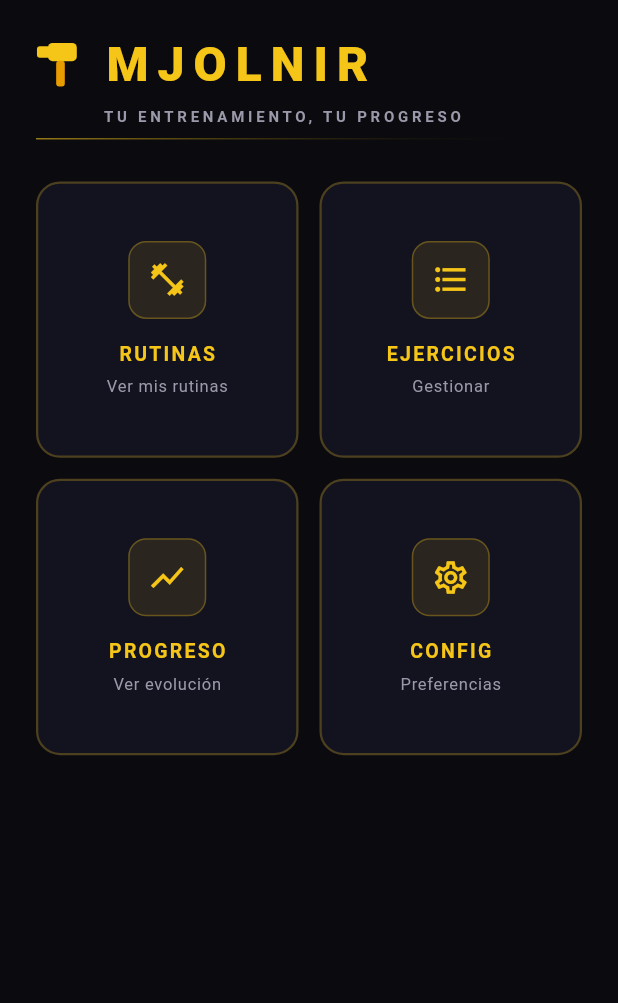
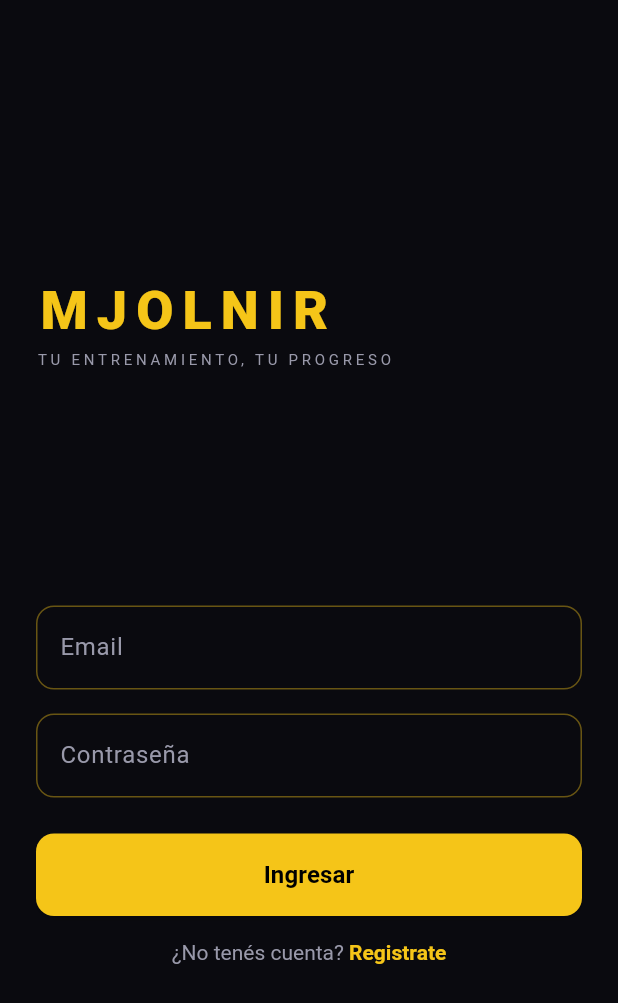
Before and after one commit to romandavolio/mjolnir, a Flutter app: the screen it shows after launch, on a phone screen of 412 x 824 dp. Shown: the top 1003 px of the screen. Run offline on Flutter 3.47's test engine with Material 3 defaults, Android fonts, the light colour scheme and no system bars; our stand-ins replace cloud_firestore, firebase_auth, firebase_core, fl_chart, shared_preferences; accounts and stored records are empty.

Commit message:
feat: autenticación con Firebase, login y registro con rol trainer/alumno

```diff
--- a/lib/main.dart
+++ b/lib/main.dart
@@ -1,7 +1,11 @@
+import 'package:firebase_core/firebase_core.dart';
 import 'package:flutter/material.dart';
-import 'package:mjolnir/screens/welcome_screen.dart';
+import 'package:mjolnir/firebase_options.dart';
+import 'package:mjolnir/screens/auth/login_screen.dart';
 
-void main() {
+void main() async {
+  WidgetsFlutterBinding.ensureInitialized();
+  await Firebase.initializeApp(options: DefaultFirebaseOptions.currentPlatform);
   runApp(const MainApp());
 }
 
@@ -11,9 +15,8 @@ class MainApp extends StatelessWidget {
   @override
   Widget build(BuildContext context) {
     return MaterialApp(
-      home: Scaffold(
-        body: WelcomeScreen()
-      ),
+      debugShowCheckedModeBanner: false,
+      home: const LoginScreen(),
     );
   }
 }
--- /dev/null
+++ b/lib/models/user_profile.dart
@@ -0,0 +1,35 @@
+class UserProfile {
+  final String uid;
+  final String name;
+  final String email;
+  final String role;
+  final String photoUrl;
+
+  UserProfile({
+    required this.uid,
+    required this.name,
+    required this.email,
+    required this.role,
+    this.photoUrl = '',
+  });
+
+  Map<String, dynamic> toJson() {
+    return {
+      'uid': uid,
+      'name': name,
+      'email': email,
+      'role': role,
+      'photoUrl': photoUrl,
+    };
+  }
+
+  factory UserProfile.fromJson(Map<String, dynamic> json) {
+    return UserProfile(
+      uid: json['uid'],
+      name: json['name'],
+      email: json['email'],
+      role: json['role'],
+      photoUrl: json['photoUrl'] ?? '',
+    );
+  }
+}
--- /dev/null
+++ b/lib/screens/auth/login_screen.dart
@@ -0,0 +1,167 @@
+import 'package:flutter/material.dart';
+import 'package:mjolnir/core/app_colors.dart';
+import 'package:mjolnir/screens/auth/register_screen.dart';
+import 'package:mjolnir/screens/welcome_screen.dart';
+import 'package:mjolnir/services/auth_service.dart';
+
+class LoginScreen extends StatefulWidget {
+  const LoginScreen({super.key});
+
+  @override
+  State<LoginScreen> createState() => _LoginScreenState();
+}
+
+class _LoginScreenState extends State<LoginScreen> {
+  final _emailController = TextEditingController();
+  final _passwordController = TextEditingController();
+  bool _loading = false;
+  String? _error;
+
+  Future<void> _login() async {
+    setState(() {
+      _loading = true;
+      _error = null;
+    });
+
+    try {
+      await AuthService.login(
+        email: _emailController.text.trim(),
+        password: _passwordController.text.trim(),
+      );
+      if (mounted) {
+        Navigator.pushReplacement(
+          context,
+          MaterialPageRoute(builder: (_) => const WelcomeScreen()),
+        );
+      }
+    } catch (e) {
+      setState(() => _error = 'Email o contraseña incorrectos');
+    } finally {
+      setState(() => _loading = false);
+    }
+  }
+
+  @override
+  Widget build(BuildContext context) {
+    return Scaffold(
+      backgroundColor: AppColors.background,
+      body: SafeArea(
+        child: Padding(
+          padding: const EdgeInsets.all(24),
+          child: Column(
+            crossAxisAlignment: CrossAxisAlignment.start,
+            children: [
+              const Spacer(),
+              const Text(
+                'MJOLNIR',
+                style: TextStyle(
+                  color: AppColors.primary,
+                  fontSize: 36,
+                  fontWeight: FontWeight.w900,
+                  letterSpacing: 6,
+                ),
+              ),
+              const Text(
+                'TU ENTRENAMIENTO, TU PROGRESO',
+                style: TextStyle(
+                  color: AppColors.textSecondary,
+                  fontSize: 10,
+                  letterSpacing: 2.5,
+                ),
+              ),
+              const Spacer(),
+              _buildField(_emailController, 'Email',
+                  keyboardType: TextInputType.emailAddress),
+              const SizedBox(height: 16),
+              _buildField(_passwordController, 'Contraseña',
+                  obscure: true),
+              if (_error != null) ...[
+                const SizedBox(height: 12),
+                Text(_error!,
+                    style: const TextStyle(
+                        color: Colors.redAccent, fontSize: 13)),
+              ],
+              const SizedBox(height: 24),
+              SizedBox(
+                width: double.infinity,
+                child: ElevatedButton(
+                  onPressed: _loading ? null : _login,
+                  style: ElevatedButton.styleFrom(
+                    backgroundColor: AppColors.primary,
+                    foregroundColor: Colors.black,
+                    padding: const EdgeInsets.symmetric(vertical: 16),
+                    shape: RoundedRectangleBorder(
+                      borderRadius: BorderRadius.circular(12),
+                    ),
+                  ),
+                  child: _loading
+                      ? const SizedBox(
+                          height: 20,
+                          width: 20,
+                          child: CircularProgressIndicator(
+                              strokeWidth: 2, color: Colors.black),
+                        )
+                      : const Text('Ingresar',
+                          style: TextStyle(
+                              fontWeight: FontWeight.bold, fontSize: 16)),
+                ),
+              ),
+              const SizedBox(height: 16),
+              Center(
+                child: GestureDetector(
+                  onTap: () => Navigator.push(
+                    context,
+                    MaterialPageRoute(
+                        builder: (_) => const RegisterScreen()),
+                  ),
+                  child: RichText(
+                    text: TextSpan(
+                      text: '¿No tenés cuenta? ',
+                      style: const TextStyle(color: AppColors.textSecondary),
+                      children: [
+                        TextSpan(
+                          text: 'Registrate',
+                          style: TextStyle(
+                              color: AppColors.primary,
+                              fontWeight: FontWeight.bold),
+                        ),
+                      ],
+                    ),
+                  ),
+                ),
+              ),
+              const Spacer(),
+            ],
+          ),
+        ),
+      ),
+    );
+  }
+
+  Widget _buildField(
+    TextEditingController controller,
+    String label, {
+    bool obscure = false,
+    TextInputType? keyboardType,
+  }) {
+    return TextField(
+      controller: controller,
+      obscureText: obscure,
+      keyboardType: keyboardType,
+      style: const TextStyle(color: Colors.white),
+      decoration: InputDecoration(
+        labelText: label,
+        labelStyle: TextStyle(color: AppColors.textSecondary),
+        enabledBorder: OutlineInputBorder(
+          borderSide:
+              BorderSide(color: AppColors.primary.withValues(alpha: 0.4)),
+          borderRadius: BorderRadius.circular(12),
+        ),
+        focusedBorder: OutlineInputBorder(
+          borderSide: BorderSide(color: AppColors.primary),
+          borderRadius: BorderRadius.circular(12),
+        ),
+      ),
+    );
+  }
+}
--- /dev/null
+++ b/lib/services/auth_service.dart
@@ -0,0 +1,69 @@
+import 'package:cloud_firestore/cloud_firestore.dart';
+import 'package:firebase_auth/firebase_auth.dart';
+import 'package:mjolnir/models/user_profile.dart';
+
+class AuthService {
+  static final _auth = FirebaseAuth.instance;
+  static final _db = FirebaseFirestore.instance;
+
+  static User? get currentUser => _auth.currentUser;
+
+  static Stream<User?> get authStateChanges => _auth.authStateChanges();
+
+  // Registro
+  static Future<UserProfile> register({
+    required String email,
+    required String password,
+    required String name,
+    required String role,
+  }) async {
+    final credential = await _auth.createUserWithEmailAndPassword(
+      email: email,
+      password: password,
+    );
+
+    final profile = UserProfile(
+      uid: credential.user!.uid,
+      name: name,
+      email: email,
+      role: role,
+    );
+
+    await _db
+        .collection('usuarios')
+        .doc(credential.user!.uid)
+        .set(profile.toJson());
+
+    return profile;
+  }
+
+  // Login
+  static Future<UserProfile> login({
+    required String email,
+    required String password,
+  }) async {
+    final credential = await _auth.signInWithEmailAndPassword(
+      email: email,
+      password: password,
+    );
+
+    final doc = await _db
+        .collection('usuarios')
+        .doc(credential.user!.uid)
+        .get();
+
+    return UserProfile.fromJson(doc.data()!);
+  }
+
+  // Obtener perfil
+  static Future<UserProfile?> getProfile(String uid) async {
+    final doc = await _db.collection('usuarios').doc(uid).get();
+    if (!doc.exists) return null;
+    return UserProfile.fromJson(doc.data()!);
+  }
+
+  // Logout
+  static Future<void> logout() async {
+    await _auth.signOut();
+  }
+}
--- a/pubspec.yaml
+++ b/pubspec.yaml
@@ -7,6 +7,10 @@ environment:
   sdk: ^3.10.8
 
 dependencies:
+  cloud_firestore: ^6.1.3
+  firebase_auth: ^6.2.0
+  firebase_core: ^4.5.0
+  firebase_storage: ^13.1.0
   fl_chart: ^1.2.0
   flutter:
     sdk: flutter
```
Also changed, not shown: lib/screens/auth/register_screen.dart (added, +196 -0 lines), firebase.json (added), lib/firebase_options.dart (added), pubspec.lock, 6 other files.
